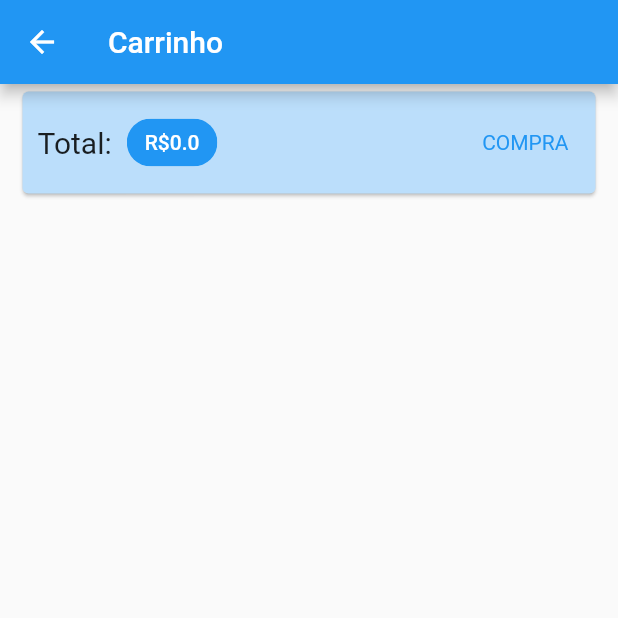
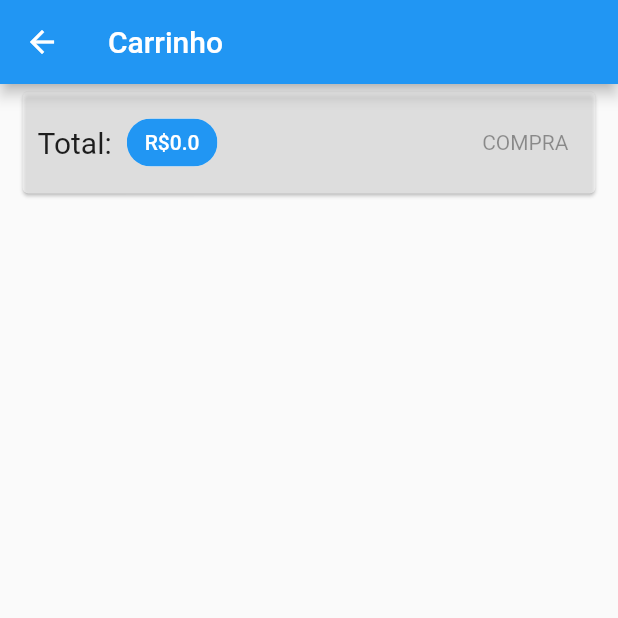
Before and after one commit to Estevao-Nicolau/Mercadinho-, a Flutter app: the CartView screen opened by its route, on a phone screen of 412 x 824 dp, the top half of it. Run offline on Flutter 3.47's test engine with Material 2 defaults, Android fonts, the phone set to English and light mode, and no system bars; network calls fail.

Commit message:
:construction_worker:finalCrudFirebase

```diff
--- a/lib/view/cart_view.dart
+++ b/lib/view/cart_view.dart
@@ -19,7 +19,7 @@ class CartView extends StatelessWidget {
       body: Column(
         children: [
           Card(
-            color: Colors.blue[100],
+            color: Colors.white54,
             margin: const EdgeInsets.symmetric(
               horizontal: 15,
               vertical: 5,
@@ -48,21 +48,7 @@ class CartView extends StatelessWidget {
                         ),
                       )),
                   const Spacer(),
-                  TextButton(
-                      onPressed: () {
-                        Provider.of<OrderList>(
-                          context,
-                          listen: false,
-                        ).addOrder(cart);
-
-                        cart.clear();
-                      },
-                      child: const Text('COMPRA'),
-                      style: TextButton.styleFrom(
-                        textStyle: TextStyle(
-                          color: Theme.of(context).primaryColor,
-                        ),
-                      ))
+                  CartButton(cart: cart)
                 ],
               ),
             ),
@@ -78,3 +64,39 @@ class CartView extends StatelessWidget {
     );
   }
 }
+
+class CartButton extends StatefulWidget {
+  const CartButton({
+    Key? key,
+    required this.cart,
+  }) : super(key: key);
+
+  final Cart cart;
+
+  @override
+  State<CartButton> createState() => _CartButtonState();
+}
+
+class _CartButtonState extends State<CartButton> {
+  bool _isLoading = false;
+  @override
+  Widget build(BuildContext context) {
+    return _isLoading ? CircularProgressIndicator() : TextButton(
+        onPressed: widget.cart.itemCount == 0
+            ? null
+            : () async {
+                setState(() => _isLoading = true);
+
+                await Provider.of<OrderList>(context, listen: false).addOrder(widget.cart);
+
+                widget.cart.clear();
+                setState(() => _isLoading = false);
+              },
+        child: const Text('COMPRA'),
+        style: TextButton.styleFrom(
+          textStyle: TextStyle(
+            color: Theme.of(context).primaryColor,
+          ),
+        ));
+  }
+}
```
Also changed, not shown: lib/models/order_list.dart (+29 -1 lines), lib/view/orders_view.dart (+18 -7 lines).
